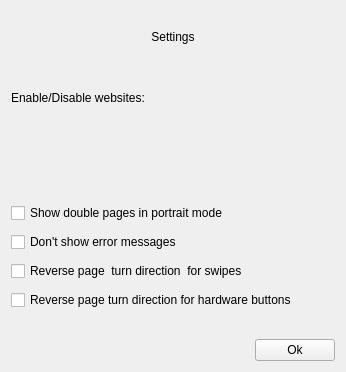
This is widgets/settingsdialog.ui in Rain92/UltimateMangaReader as Qt 5 draws it before an edit. The edited form follows.
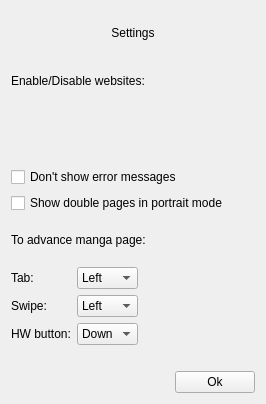
This is the edited form.

Commit message: Rework settings dialog, add options for tab and swipe page turn direction

The edit to the form file:
```diff
--- a/widgets/settingsdialog.ui
+++ b/widgets/settingsdialog.ui
@@ -6,19 +6,22 @@
    <rect>
     <x>0</x>
     <y>0</y>
-    <width>346</width>
-    <height>372</height>
+    <width>266</width>
+    <height>404</height>
    </rect>
   </property>
   <property name="windowTitle">
    <string>Dialog</string>
   </property>
   <layout class="QVBoxLayout" name="verticalLayout">
-   <property name="spacing">
-    <number>9</number>
-   </property>
    <item>
     <widget class="QLabel" name="labelTitle">
+     <property name="sizePolicy">
+      <sizepolicy hsizetype="Preferred" vsizetype="Preferred">
+       <horstretch>0</horstretch>
+       <verstretch>0</verstretch>
+      </sizepolicy>
+     </property>
      <property name="text">
       <string>Settings</string>
      </property>
@@ -56,7 +59,7 @@
      </property>
      <layout class="QVBoxLayout" name="verticalLayout_2">
       <property name="spacing">
-       <number>9</number>
+       <number>6</number>
       </property>
      </layout>
     </widget>
@@ -77,13 +80,6 @@
      </property>
     </spacer>
    </item>
-   <item>
-    <widget class="QCheckBox" name="checkBoxDoublePages">
-     <property name="text">
-      <string>Show double pages in portrait mode</string>
-     </property>
-    </widget>
-   </item>
    <item>
     <widget class="QCheckBox" name="checkBoxHideErrorMessages">
      <property name="text">
@@ -92,19 +88,103 @@
     </widget>
    </item>
    <item>
-    <widget class="QCheckBox" name="checkBoxReverseSwipeDirection">
+    <widget class="QCheckBox" name="checkBoxDoublePages">
      <property name="text">
-      <string>Reverse page  turn direction  for swipes</string>
+      <string>Show double pages in portrait mode</string>
      </property>
     </widget>
    </item>
    <item>
-    <widget class="QCheckBox" name="checkBoxReverseButtonDirection">
+    <widget class="QLabel" name="label_2">
      <property name="text">
-      <string>Reverse page turn direction for hardware buttons</string>
+      <string>To advance manga page:</string>
      </property>
     </widget>
    </item>
+   <item>
+    <layout class="QHBoxLayout" name="horizontalLayout_2">
+     <item>
+      <layout class="QFormLayout" name="formLayout">
+       <item row="0" column="0">
+        <widget class="QLabel" name="label_3">
+         <property name="text">
+          <string>Tab:</string>
+         </property>
+        </widget>
+       </item>
+       <item row="2" column="0">
+        <widget class="QLabel" name="label_4">
+         <property name="text">
+          <string>HW button:</string>
+         </property>
+        </widget>
+       </item>
+       <item row="1" column="0">
+        <widget class="QLabel" name="label_5">
+         <property name="text">
+          <string>Swipe:</string>
+         </property>
+        </widget>
+       </item>
+       <item row="0" column="1">
+        <widget class="QComboBox" name="comboBoxTab">
+         <item>
+          <property name="text">
+           <string>Left</string>
+          </property>
+         </item>
+         <item>
+          <property name="text">
+           <string>Right</string>
+          </property>
+         </item>
+        </widget>
+       </item>
+       <item row="1" column="1">
+        <widget class="QComboBox" name="comboBoxSwipe">
+         <item>
+          <property name="text">
+           <string>Left</string>
+          </property>
+         </item>
+         <item>
+          <property name="text">
+           <string>Right</string>
+          </property>
+         </item>
+        </widget>
+       </item>
+       <item row="2" column="1">
+        <widget class="QComboBox" name="comboBoxHWButton">
+         <item>
+          <property name="text">
+           <string>Down</string>
+          </property>
+         </item>
+         <item>
+          <property name="text">
+           <string>Up</string>
+          </property>
+         </item>
+        </widget>
+       </item>
+      </layout>
+     </item>
+     <item>
+      <spacer name="horizontalSpacer_2">
+       <property name="orientation">
+        <enum>Qt::Horizontal</enum>
+       </property>
+       <property name="sizeHint" stdset="0">
+        <size>
+         <width>40</width>
+         <height>20</height>
+        </size>
+       </property>
+      </spacer>
+     </item>
+    </layout>
+   </item>
    <item>
     <spacer name="verticalSpacer">
      <property name="orientation">
```
The commit also changes 8 other files.
